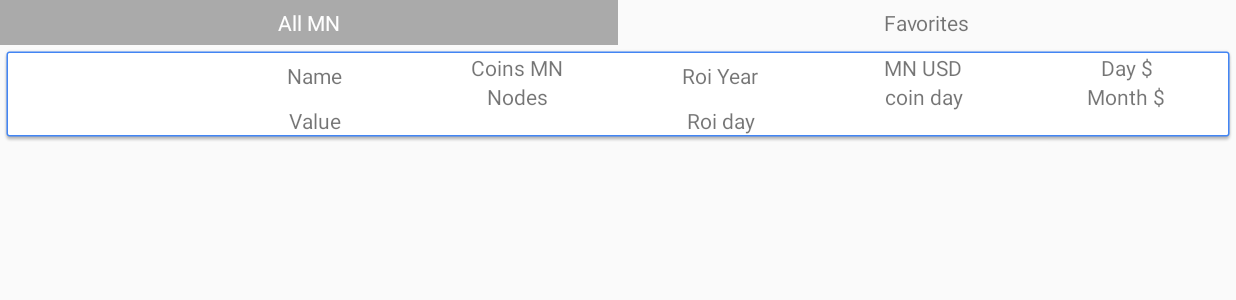
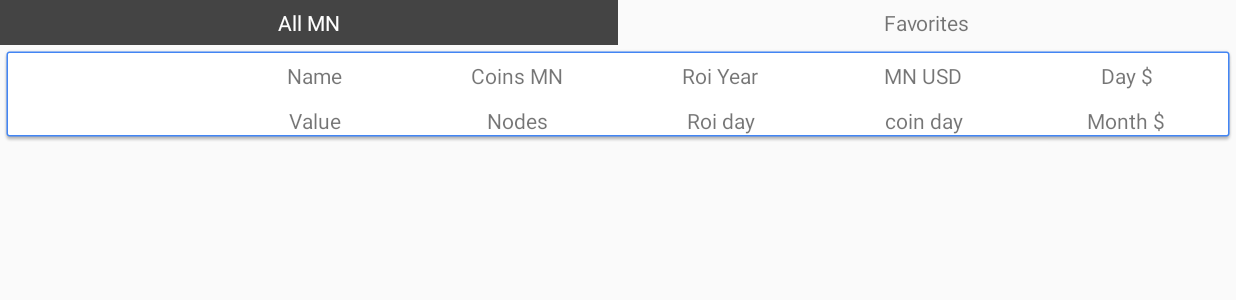
Before and after one commit to mephistov/CryptoCoins, an Android app: the MasterNodes screen opened directly, with no data from a screen before it, on a phone screen of 824 x 412 dp (held sideways). Shown: the top 300 px of the screen. Run offline under Robolectric (Android 15) with nearby library versions, the phone set to English and light mode, and no system bars; our stand-ins replace AdMob; pictures from the network do not load.

Commit message:
fixes to publish miss 2 things

```diff
--- a/CryptoMonedas/app/src/main/java/com/nicolasbahamon/cryptocoins/MasterNodes.java
+++ b/CryptoMonedas/app/src/main/java/com/nicolasbahamon/cryptocoins/MasterNodes.java
@@ -44,6 +44,7 @@ public class MasterNodes extends Activity {
 
     private TextView nameC,value,coinMN,nodes, roiD,roiY, mnW, coinD, dayUSD;
     private boolean flag1,flag2,flag3,flag4,flag5,flag6,flag7,flag8,flag9;
+    private TextView textallcoin, textfavorites;
 
     private boolean favSelected = false;
 
@@ -73,6 +74,10 @@ public class MasterNodes extends Activity {
 
         allData = (RelativeLayout)findViewById(R.id.allLayout);
         favData = (RelativeLayout)findViewById(R.id.favLayout);
+        textallcoin =(TextView)findViewById(R.id.textView40);
+        textfavorites =(TextView)findViewById(R.id.textView43);
+
+        allData.setBackgroundColor(Color.DKGRAY);
 
         favCoins = ((Aplicacion) getApplication()).getDB().sortGenericMn("roi_years", 0, true);
         adapterFav = new CoinsFavAdapter(getApplicationContext());
@@ -86,6 +91,8 @@ public class MasterNodes extends Activity {
 
                 allData.setBackgroundColor(Color.DKGRAY);
                 favData.setBackgroundColor(Color.WHITE);
+                textallcoin.setTextColor(Color.WHITE);
+                textfavorites.setTextColor(Color.BLACK);
 
             }
         });
@@ -101,6 +108,8 @@ public class MasterNodes extends Activity {
 
                 favData.setBackgroundColor(Color.DKGRAY);
                 allData.setBackgroundColor(Color.WHITE);
+                textallcoin.setTextColor(Color.BLACK);
+                textfavorites.setTextColor(Color.WHITE);
             }
         });
 
--- a/CryptoMonedas/app/src/main/res/layout/activity_all_coins.xml
+++ b/CryptoMonedas/app/src/main/res/layout/activity_all_coins.xml
@@ -19,8 +19,7 @@
             android:id="@+id/allzone"
             android:layout_width="match_parent"
             android:layout_height="match_parent"
-            android:layout_weight="1"
-            android:background="@android:color/holo_green_light">
+            android:layout_weight="1">
 
             <TextView
                 android:id="@+id/textView53"
@@ -34,8 +33,7 @@
             android:id="@+id/favzone"
             android:layout_width="match_parent"
             android:layout_height="match_parent"
-            android:layout_weight="1"
-            android:background="@android:color/holo_blue_light">
+            android:layout_weight="1">
 
             <TextView
                 android:id="@+id/textView54"
--- a/CryptoMonedas/app/src/main/res/layout/activity_master_nodes.xml
+++ b/CryptoMonedas/app/src/main/res/layout/activity_master_nodes.xml
@@ -99,14 +99,14 @@
             <TextView
                 android:id="@+id/textView5"
                 android:layout_width="match_parent"
-                android:layout_height="wrap_content"
+                android:layout_height="30dp"
                 android:gravity="center"
                 android:text="Coins MN" />
 
             <TextView
                 android:id="@+id/textView4"
                 android:layout_width="match_parent"
-                android:layout_height="wrap_content"
+                android:layout_height="30dp"
                 android:gravity="center"
                 android:text="Nodes" />
         </LinearLayout>
@@ -142,14 +142,14 @@
             <TextView
                 android:id="@+id/textView10"
                 android:layout_width="match_parent"
-                android:layout_height="wrap_content"
+                android:layout_height="30dp"
                 android:gravity="center"
                 android:text="MN USD" />
 
             <TextView
                 android:id="@+id/textView7"
                 android:layout_width="match_parent"
-                android:layout_height="wrap_content"
+                android:layout_height="30dp"
                 android:gravity="center"
                 android:text="coin day" />
         </LinearLayout>
@@ -163,14 +163,14 @@
             <TextView
                 android:id="@+id/textView11"
                 android:layout_width="match_parent"
-                android:layout_height="wrap_content"
+                android:layout_height="30dp"
                 android:gravity="center"
                 android:text="Day $" />
 
             <TextView
                 android:id="@+id/textView8"
                 android:layout_width="match_parent"
-                android:layout_height="wrap_content"
+                android:layout_height="30dp"
                 android:gravity="center"
                 android:text="Month $" />
         </LinearLayout>
```
Also changed, not shown: CryptoMonedas/app/src/main/java/com/nicolasbahamon/cryptocoins/AllCoins.java (+20 -0 lines), CryptoMonedas/app/src/main/res/layout/activity_coin_info.xml (+4 -7 lines), CryptoMonedas/app/src/main/res/layout/row_coins_info.xml (+4 -4 lines), 2 other files.
